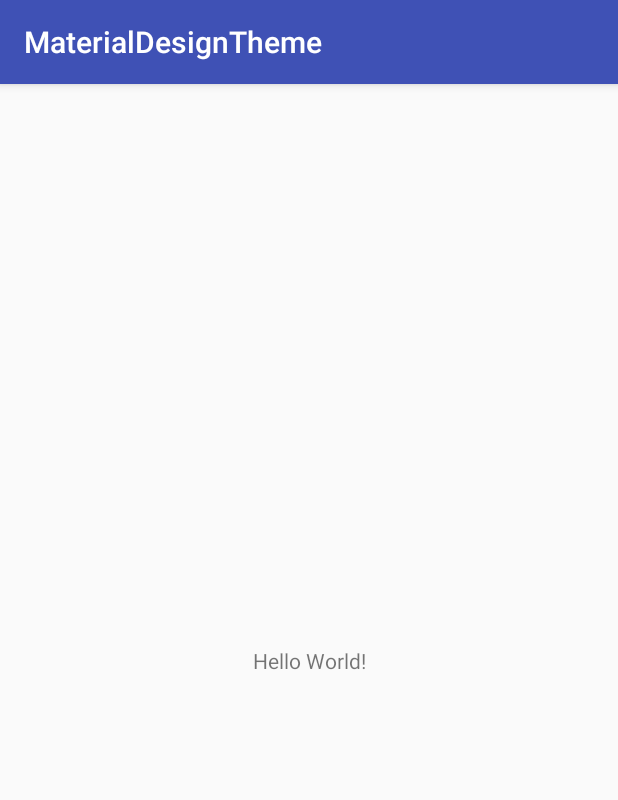
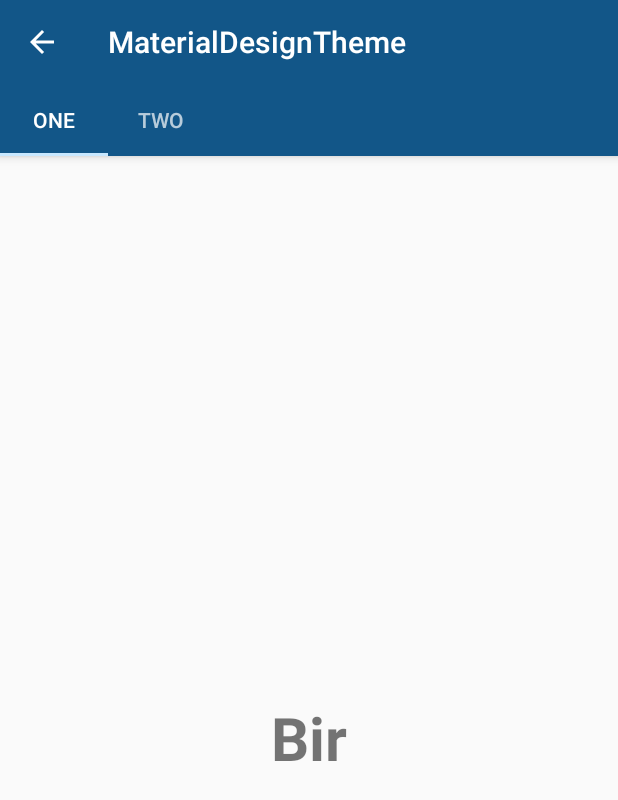
Before and after one commit to OZ1903/MaterialDesignTemplate, an Android app: the screen it shows after launch (MainActivity), on a phone screen of 412 x 824 dp. Shown: the top 800 px of the screen. Run offline under Robolectric (Android 15) with nearby library versions, the phone set to English and light mode, and no system bars.

Commit message:
Skeleton of the app

```diff
--- a/app/build.gradle
+++ b/app/build.gradle
@@ -3,7 +3,7 @@ apply plugin: 'com.android.application'
 android {
     compileSdkVersion 26
     defaultConfig {
-        applicationId "com.example.oz1903.materialdesigntheme"
+        applicationId "com.oz1903.materialdesigntheme"
         minSdkVersion 15
         targetSdkVersion 26
         versionCode 1
@@ -25,4 +25,6 @@ dependencies {
     testImplementation 'junit:junit:4.12'
     androidTestImplementation 'com.android.support.test:runner:1.0.1'
     androidTestImplementation 'com.android.support.test.espresso:espresso-core:3.0.1'
+    compile fileTree(dir: 'libs', include: ['*.jar'])
+    compile 'com.android.support:design:26.1.0'
 }
--- a/app/src/main/AndroidManifest.xml
+++ b/app/src/main/AndroidManifest.xml
@@ -1,6 +1,6 @@
 <?xml version="1.0" encoding="utf-8"?>
 <manifest xmlns:android="http://schemas.android.com/apk/res/android"
-    package="com.example.oz1903.materialdesigntheme">
+    package="com.oz1903.materialdesigntheme">
 
     <application
         android:allowBackup="true"
@@ -8,7 +8,7 @@
         android:label="@string/app_name"
         android:roundIcon="@mipmap/ic_launcher_round"
         android:supportsRtl="true"
-        android:theme="@style/AppTheme">
+        android:theme="@style/MyMaterialTheme">
         <activity android:name=".MainActivity">
             <intent-filter>
                 <action android:name="android.intent.action.MAIN" />
--- a/app/src/main/java/com/example/oz1903/materialdesigntheme/MainActivity.java
+++ /dev/null
@@ -1,13 +0,0 @@
-package com.example.oz1903.materialdesigntheme;
-
-import android.support.v7.app.AppCompatActivity;
-import android.os.Bundle;
-
-public class MainActivity extends AppCompatActivity {
-
-    @Override
-    protected void onCreate(Bundle savedInstanceState) {
-        super.onCreate(savedInstanceState);
-        setContentView(R.layout.activity_main);
-    }
-}
--- /dev/null
+++ b/app/src/main/java/com/oz1903/materialdesigntheme/MainActivity.java
@@ -0,0 +1,77 @@
+package com.oz1903.materialdesigntheme;
+
+import android.support.design.widget.TabLayout;
+import android.support.v4.app.Fragment;
+import android.support.v4.app.FragmentManager;
+import android.support.v4.app.FragmentPagerAdapter;
+import android.support.v4.view.ViewPager;
+import android.support.v7.app.AppCompatActivity;
+import android.os.Bundle;
+import android.support.v7.widget.Toolbar;
+
+import com.oz1903.materialdesigntheme.fragments.OneFragment;
+import com.oz1903.materialdesigntheme.fragments.TwoFragment;
+import com.oz1903.materialdesigntheme.R;
+
+import java.util.ArrayList;
+import java.util.List;
+
+public class MainActivity extends AppCompatActivity {
+
+    private Toolbar toolbar;
+    private TabLayout tabLayout;
+    private ViewPager viewPager;
+
+    @Override
+    protected void onCreate(Bundle savedInstanceState) {
+        super.onCreate(savedInstanceState);
+        setContentView(R.layout.activity_main);
+
+        toolbar = (Toolbar) findViewById(R.id.toolbar);
+        setSupportActionBar(toolbar);
+
+        getSupportActionBar().setDisplayHomeAsUpEnabled(true);
+
+        viewPager = (ViewPager) findViewById(R.id.viewpager);
+        setupViewPager(viewPager);
+
+        tabLayout = (TabLayout) findViewById(R.id.tabs);
+        tabLayout.setupWithViewPager(viewPager);
+    }
+
+    private void setupViewPager(ViewPager viewPager) {
+        ViewPagerAdapter adapter = new ViewPagerAdapter(getSupportFragmentManager());
+        adapter.addFragment(new OneFragment(), "ONE");
+        adapter.addFragment(new TwoFragment(), "TWO");
+        viewPager.setAdapter(adapter);
+    }
+
+    class ViewPagerAdapter extends FragmentPagerAdapter {
+        private final List<Fragment> mFragmentList = new ArrayList<>();
+        private final List<String> mFragmentTitleList = new ArrayList<>();
+
+        public ViewPagerAdapter(FragmentManager manager) {
+            super(manager);
+        }
+
+        @Override
+        public Fragment getItem(int position) {
+            return mFragmentList.get(position);
+        }
+
+        @Override
+        public int getCount() {
+            return mFragmentList.size();
+        }
+
+        public void addFragment(Fragment fragment, String title) {
+            mFragmentList.add(fragment);
+            mFragmentTitleList.add(title);
+        }
+
+        @Override
+        public CharSequence getPageTitle(int position) {
+            return mFragmentTitleList.get(position);
+        }
+    }
+}
--- /dev/null
+++ b/app/src/main/java/com/oz1903/materialdesigntheme/fragments/OneFragment.java
@@ -0,0 +1,27 @@
+package com.oz1903.materialdesigntheme.fragments;
+
+import android.os.Bundle;
+import android.support.v4.app.Fragment;
+import android.view.LayoutInflater;
+import android.view.View;
+import android.view.ViewGroup;
+import com.oz1903.materialdesigntheme.R;
+
+public class OneFragment extends Fragment {
+
+    public OneFragment() {
+        // Required empty public constructor
+    }
+
+    @Override
+    public void onCreate(Bundle savedInstanceState) {
+        super.onCreate(savedInstanceState);
+    }
+
+    @Override
+    public View onCreateView(LayoutInflater inflater, ViewGroup container,
+                             Bundle savedInstanceState) {
+        // Inflate the layout for this fragment
+        return inflater.inflate(R.layout.fragment_one, container, false);
+    }
+}
--- /dev/null
+++ b/app/src/main/java/com/oz1903/materialdesigntheme/fragments/TwoFragment.java
@@ -0,0 +1,28 @@
+package com.oz1903.materialdesigntheme.fragments;
+
+import android.os.Bundle;
+import android.support.v4.app.Fragment;
+import android.view.LayoutInflater;
+import android.view.View;
+import android.view.ViewGroup;
+
+import com.oz1903.materialdesigntheme.R;
+
+
+public class TwoFragment extends Fragment {
+    public TwoFragment() {
+        // Required empty public constructor
+    }
+
+    @Override
+    public void onCreate(Bundle savedInstanceState) {
+        super.onCreate(savedInstanceState);
+    }
+
+    @Override
+    public View onCreateView(LayoutInflater inflater, ViewGroup container,
+                             Bundle savedInstanceState) {
+        // Inflate the layout for this fragment
+        return inflater.inflate(R.layout.fragment_two, container, false);
+    }
+}
--- a/app/src/main/res/layout/activity_main.xml
+++ b/app/src/main/res/layout/activity_main.xml
@@ -1,18 +1,33 @@
 <?xml version="1.0" encoding="utf-8"?>
-<android.support.constraint.ConstraintLayout xmlns:android="http://schemas.android.com/apk/res/android"
+<android.support.design.widget.CoordinatorLayout xmlns:android="http://schemas.android.com/apk/res/android"
     xmlns:app="http://schemas.android.com/apk/res-auto"
-    xmlns:tools="http://schemas.android.com/tools"
     android:layout_width="match_parent"
-    android:layout_height="match_parent"
-    tools:context="com.example.oz1903.materialdesigntheme.MainActivity">
+    android:layout_height="match_parent">
 
-    <TextView
-        android:layout_width="wrap_content"
+    <android.support.design.widget.AppBarLayout
+        android:layout_width="match_parent"
         android:layout_height="wrap_content"
-        android:text="Hello World!"
-        app:layout_constraintBottom_toBottomOf="parent"
-        app:layout_constraintLeft_toLeftOf="parent"
-        app:layout_constraintRight_toRightOf="parent"
-        app:layout_constraintTop_toTopOf="parent" />
+        android:theme="@style/ThemeOverlay.AppCompat.Dark.ActionBar">
 
-</android.support.constraint.ConstraintLayout>
+        <android.support.v7.widget.Toolbar
+            android:id="@+id/toolbar"
+            android:layout_width="match_parent"
+            android:layout_height="?attr/actionBarSize"
+            android:background="?attr/colorPrimary"
+            app:layout_scrollFlags="scroll|enterAlways"
+            app:popupTheme="@style/ThemeOverlay.AppCompat.Light" />
+
+        <android.support.design.widget.TabLayout
+            android:id="@+id/tabs"
+            android:layout_width="match_parent"
+            android:layout_height="wrap_content"
+            app:tabMode="scrollable"
+            app:tabGravity="fill"/>
+    </android.support.design.widget.AppBarLayout>
+
+    <android.support.v4.view.ViewPager
+        android:id="@+id/viewpager"
+        android:layout_width="match_parent"
+        android:layout_height="match_parent"
+        app:layout_behavior="@string/appbar_scrolling_view_behavior"  />
+</android.support.design.widget.CoordinatorLayout>
--- /dev/null
+++ b/app/src/main/res/layout/fragment_one.xml
@@ -0,0 +1,16 @@
+<?xml version="1.0" encoding="utf-8"?>
+<RelativeLayout xmlns:android="http://schemas.android.com/apk/res/android"
+    xmlns:tools="http://schemas.android.com/tools"
+    android:layout_width="match_parent"
+    android:layout_height="match_parent"
+    tools:context="com.oz1903.materialdesigntheme.fragments.OneFragment">
+
+    <TextView
+        android:layout_width="wrap_content"
+        android:layout_height="wrap_content"
+        android:text="@string/one"
+        android:textSize="40dp"
+        android:textStyle="bold"
+        android:layout_centerInParent="true"/>
+
+</RelativeLayout>
--- /dev/null
+++ b/app/src/main/res/layout/fragment_two.xml
@@ -0,0 +1,16 @@
+<?xml version="1.0" encoding="utf-8"?>
+<RelativeLayout xmlns:android="http://schemas.android.com/apk/res/android"
+    xmlns:tools="http://schemas.android.com/tools"
+    android:layout_width="match_parent"
+    android:layout_height="match_parent"
+    tools:context="com.oz1903.materialdesigntheme.fragments.OneFragment">
+
+    <TextView
+        android:layout_width="wrap_content"
+        android:layout_height="wrap_content"
+        android:text="@string/one"
+        android:textSize="40dp"
+        android:textStyle="bold"
+        android:layout_centerInParent="true"/>
+
+</RelativeLayout>
--- /dev/null
+++ b/app/src/main/res/values-v21/styles.xml
@@ -0,0 +1,10 @@
+<?xml version="1.0" encoding="utf-8"?>
+<resources>
+    <style name="MyMaterialTheme" parent="MyMaterialTheme.Base">
+        <item name="android:windowContentTransitions">true</item>
+        <item name="android:windowAllowEnterTransitionOverlap">true</item>
+        <item name="android:windowAllowReturnTransitionOverlap">true</item>
+        <item name="android:windowSharedElementEnterTransition">@android:transition/move</item>
+        <item name="android:windowSharedElementExitTransition">@android:transition/move</item>
+    </style>
+</resources>
--- a/app/src/main/res/values/colors.xml
+++ b/app/src/main/res/values/colors.xml
@@ -1,6 +1,9 @@
 <?xml version="1.0" encoding="utf-8"?>
 <resources>
-    <color name="colorPrimary">#3F51B5</color>
-    <color name="colorPrimaryDark">#303F9F</color>
-    <color name="colorAccent">#FF4081</color>
+    <color name="colorPrimary">#125688</color>
+    <color name="colorPrimaryDark">#125688</color>
+    <color name="textColorPrimary">#FFFFFF</color>
+    <color name="windowBackground">#FFFFFF</color>
+    <color name="navigationBarColor">#000000</color>
+    <color name="colorAccent">#c8e8ff</color>
 </resources>
--- /dev/null
+++ b/app/src/main/res/values/dimens.xml
@@ -0,0 +1,9 @@
+<?xml version="1.0" encoding="utf-8"?>
+<resources>
+    <dimen name="activity_horizontal_margin">16dp</dimen>
+    <dimen name="activity_vertical_margin">16dp</dimen>
+    <dimen name="tab_max_width">264dp</dimen>
+    <dimen name="tab_padding_bottom">16dp</dimen>
+    <dimen name="tab_label">14sp</dimen>
+    <dimen name="custom_tab_layout_height">72dp</dimen>
+</resources>
--- a/app/src/main/res/values/strings.xml
+++ b/app/src/main/res/values/strings.xml
@@ -1,3 +1,4 @@
 <resources>
     <string name="app_name">MaterialDesignTheme</string>
+    <string name="one">Bir</string>
 </resources>
--- a/app/src/main/res/values/styles.xml
+++ b/app/src/main/res/values/styles.xml
@@ -1,8 +1,12 @@
 <resources>
 
-    <!-- Base application theme. -->
-    <style name="AppTheme" parent="Theme.AppCompat.Light.DarkActionBar">
-        <!-- Customize your theme here. -->
+    <style name="MyMaterialTheme" parent="MyMaterialTheme.Base">
+
+    </style>
+
+    <style name="MyMaterialTheme.Base" parent="Theme.AppCompat.Light.DarkActionBar">
+        <item name="windowNoTitle">true</item>
+        <item name="windowActionBar">false</item>
         <item name="colorPrimary">@color/colorPrimary</item>
         <item name="colorPrimaryDark">@color/colorPrimaryDark</item>
         <item name="colorAccent">@color/colorAccent</item>
```
